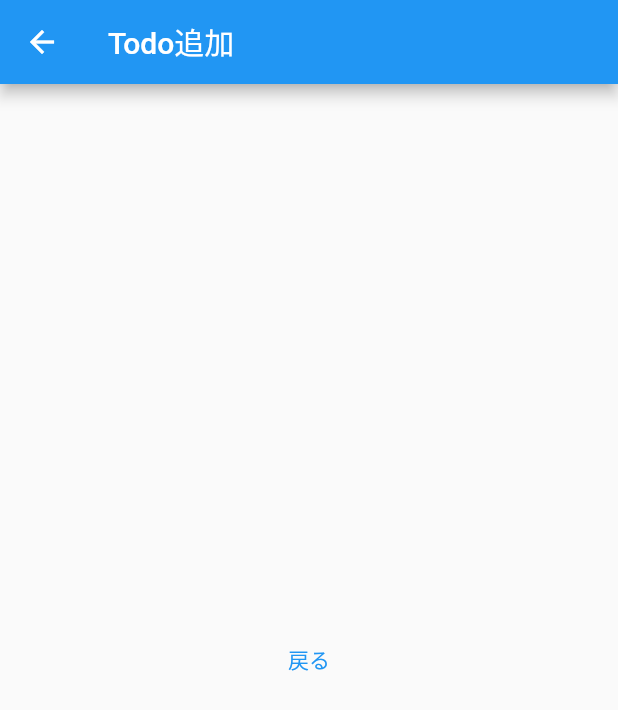
After one commit to dodo-lab/sandbox, a Flutter app: the screen it shows after launch, after a tap on the "add" icon, on a phone screen of 412 x 824 dp. The commit adds this screen. Shown: the top 710 px of the screen. Run offline on Flutter 3.47's test engine with Material 2 defaults, Android fonts, the phone set to English and light mode, and no system bars.

Commit message:
✨: Todo追加画面を仮実装

```diff
--- /dev/null
+++ b/flutter/todo_app/lib/todo_add_page.dart
@@ -0,0 +1,22 @@
+import 'package:flutter/material.dart';
+
+class TodoAddPage extends StatelessWidget {
+  const TodoAddPage({Key? key}) : super(key: key);
+
+  @override
+  Widget build(BuildContext context) {
+    return Scaffold(
+      appBar: AppBar(
+        title: const Text('Todo追加'),
+      ),
+      body: Center(
+        child: TextButton(
+          onPressed: () {
+            Navigator.of(context).pop();
+          },
+          child: const Text('戻る'),
+        ),
+      ),
+    );
+  }
+}
--- a/flutter/todo_app/lib/todo_list_page.dart
+++ b/flutter/todo_app/lib/todo_list_page.dart
@@ -1,4 +1,5 @@
 import 'package:flutter/material.dart';
+import 'package:todo_app/todo_add_page.dart';
 
 class TodoListPage extends StatelessWidget {
   const TodoListPage({Key? key}) : super(key: key);
@@ -12,6 +13,16 @@ class TodoListPage extends StatelessWidget {
       body: const Center(
         child: Text('Todoリスト一覧画面'),
       ),
+      floatingActionButton: FloatingActionButton(
+        onPressed: () {
+          Navigator.of(context).push(MaterialPageRoute(
+            builder: (context) {
+              return const TodoAddPage();
+            },
+          ));
+        },
+        child: const Icon(Icons.add),
+      ),
     );
   }
 }
```
